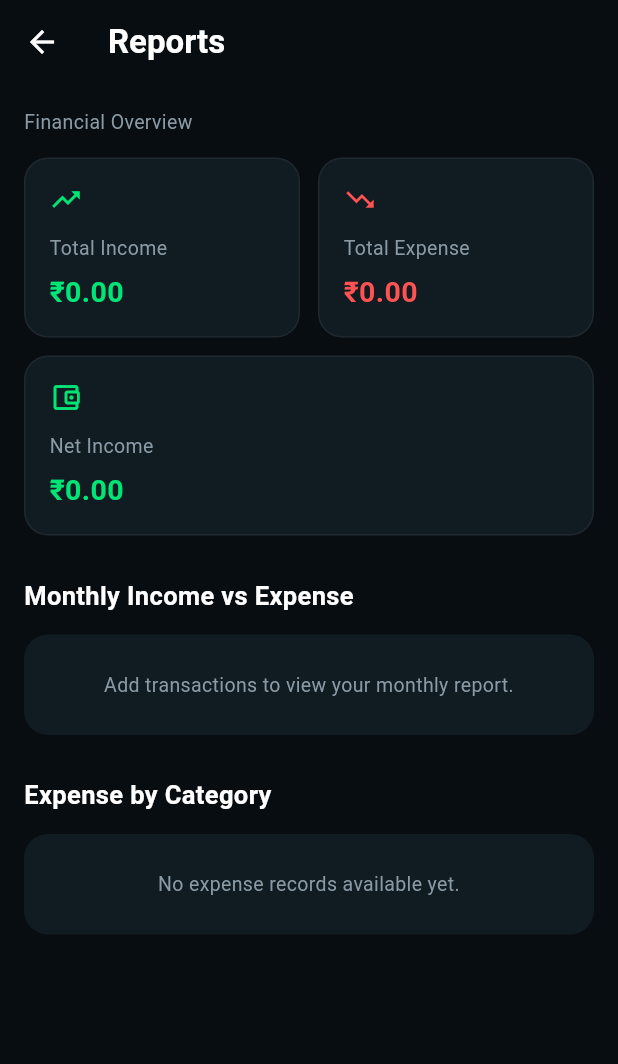
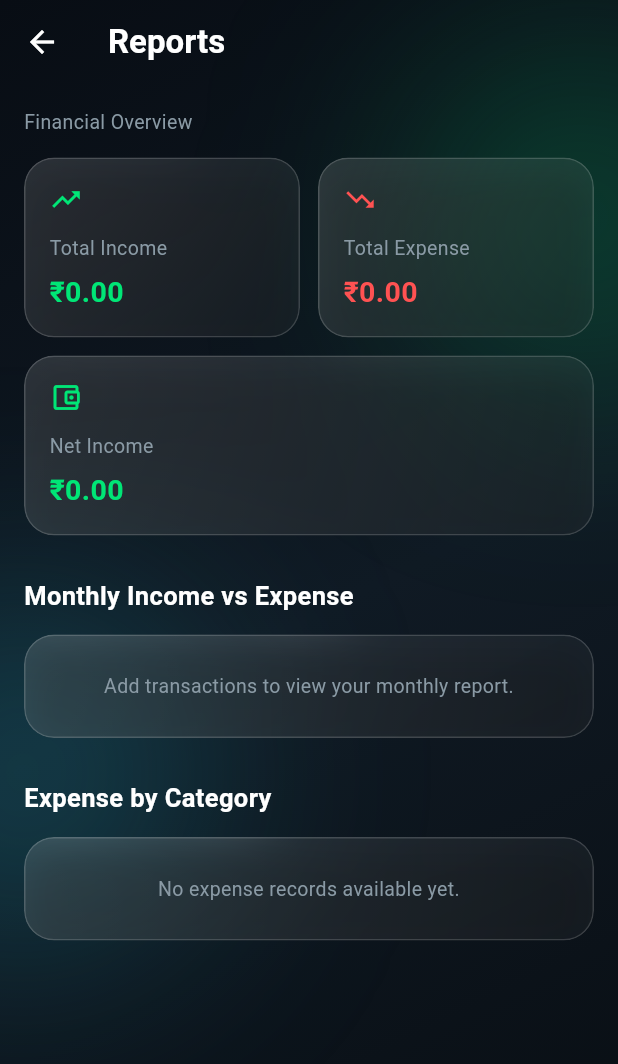
Before and after one commit to theaestheticlythium-hue/AndroMoney, a Flutter app: the screen it shows after launch, after a tap on "Reports", on a phone screen of 412 x 824 dp. Shown: the top 1064 px of the screen. Run offline on Flutter 3.47's test engine with Material 3 defaults, Android fonts, the phone set to English and light mode, and no system bars; our stand-ins replace fl_chart, shared_preferences.

Commit message:
Update reports_screen.dart

```diff
--- a/lib/screens/reports_screen.dart
+++ b/lib/screens/reports_screen.dart
@@ -1,5 +1,7 @@
 
 import 'package:fl_chart/fl_chart.dart';
+import 'dart:ui' as ui;
+
 import 'package:flutter/material.dart';
 import 'package:intl/intl.dart';
 
@@ -121,19 +123,95 @@ class ReportsScreen extends StatelessWidget {
     return total;
   }
 
+  Widget _glassPanel({
+    required Widget child,
+    EdgeInsets padding = const EdgeInsets.all(16),
+  }) {
+    return ClipRRect(
+      borderRadius: BorderRadius.circular(20),
+      child: BackdropFilter(
+        filter: ui.ImageFilter.blur(sigmaX: 18, sigmaY: 18),
+        child: Container(
+          padding: padding,
+          decoration: BoxDecoration(
+            gradient: LinearGradient(
+              begin: Alignment.topLeft,
+              end: Alignment.bottomRight,
+              colors: [
+                Colors.white.withOpacity(0.13),
+                Colors.white.withOpacity(0.045),
+              ],
+            ),
+            borderRadius: BorderRadius.circular(20),
+            border: Border.all(
+              color: Colors.white.withOpacity(0.16),
+              width: 1,
+            ),
+            boxShadow: [
+              BoxShadow(
+                color: Colors.black.withOpacity(0.22),
+                blurRadius: 20,
+                offset: const Offset(0, 10),
+              ),
+            ],
+          ),
+          child: child,
+        ),
+      ),
+    );
+  }
+
+  Widget _liquidBackground() {
+    return Positioned.fill(
+      child: IgnorePointer(
+        child: Stack(
+          children: [
+            Container(
+              decoration: const BoxDecoration(
+                gradient: LinearGradient(
+                  begin: Alignment.topLeft,
+                  end: Alignment.bottomRight,
+                  colors: [Color(0xFF080D14), Color(0xFF101A24), Color(0xFF080D12)],
+                ),
+              ),
+            ),
+            Positioned(
+              top: 30,
+              right: -90,
+              child: _glowOrb(const Color(0xFF00E676), 230),
+            ),
+            Positioned(
+              top: 390,
+              left: -110,
+              child: _glowOrb(const Color(0xFF26C6DA), 250),
+            ),
+          ],
+        ),
+      ),
+    );
+  }
+
+  Widget _glowOrb(Color color, double size) {
+    return ImageFiltered(
+      imageFilter: ui.ImageFilter.blur(sigmaX: 75, sigmaY: 75),
+      child: Container(
+        width: size,
+        height: size,
+        decoration: BoxDecoration(
+          color: color.withOpacity(0.22),
+          shape: BoxShape.circle,
+        ),
+      ),
+    );
+  }
+
   Widget _summaryCard({
     required String title,
     required String amount,
     required Color color,
     required IconData icon,
   }) {
-    return Container(
-      padding: const EdgeInsets.all(16),
-      decoration: BoxDecoration(
-        color: cardColor,
-        borderRadius: BorderRadius.circular(16),
-        border: Border.all(color: Colors.white.withOpacity(0.06)),
-      ),
+    return _glassPanel(
       child: Column(
         crossAxisAlignment: CrossAxisAlignment.start,
         children: [
@@ -222,12 +300,8 @@ class ReportsScreen extends StatelessWidget {
       },
     );
 
-    return Container(
+    return _glassPanel(
       padding: const EdgeInsets.fromLTRB(12, 20, 16, 12),
-      decoration: BoxDecoration(
-        color: cardColor,
-        borderRadius: BorderRadius.circular(16),
-      ),
       child: Column(
         children: [
           Row(
@@ -347,12 +421,7 @@ class ReportsScreen extends StatelessWidget {
     final sortedEntries = breakdown.entries.toList()
       ..sort((a, b) => b.value.compareTo(a.value));
 
-    return Container(
-      padding: const EdgeInsets.all(16),
-      decoration: BoxDecoration(
-        color: cardColor,
-        borderRadius: BorderRadius.circular(16),
-      ),
+    return _glassPanel(
       child: Column(
         children: sortedEntries.map((entry) {
           final percentage = total == 0 ? 0.0 : entry.value / total;
@@ -412,13 +481,10 @@ class ReportsScreen extends StatelessWidget {
   }
 
   Widget _emptyMessage(String message) {
-    return Container(
+    return _glassPanel(
+      padding: const EdgeInsets.all(24),
+      child: SizedBox(
         width: double.infinity,
-      padding: const EdgeInsets.all(24),
-      decoration: BoxDecoration(
-        color: cardColor,
-        borderRadius: BorderRadius.circular(16),
-      ),
         child: Text(
         message,
         textAlign: TextAlign.center,
@@ -427,7 +493,7 @@ class ReportsScreen extends StatelessWidget {
           fontSize: 13,
         ),
       ),
-    );
+    ));
   }
 
   @override
@@ -439,7 +505,7 @@ class ReportsScreen extends StatelessWidget {
     return Scaffold(
       backgroundColor: backgroundColor,
       appBar: AppBar(
-        backgroundColor: backgroundColor,
+        backgroundColor: Colors.transparent,
         foregroundColor: Colors.white,
         elevation: 0,
         title: const Text(
@@ -447,7 +513,11 @@ class ReportsScreen extends StatelessWidget {
           style: TextStyle(fontWeight: FontWeight.bold),
         ),
       ),
-      body: SafeArea(
+      extendBodyBehindAppBar: true,
+      body: Stack(
+        children: [
+          _liquidBackground(),
+          SafeArea(
             child: ListView(
               padding: const EdgeInsets.all(16),
               children: [
@@ -500,6 +570,8 @@ class ReportsScreen extends StatelessWidget {
               ],
             ),
           ),
+        ],
+      ),
     );
   }
 }
```
Lines whose indentation alone changed are shown as unchanged.
